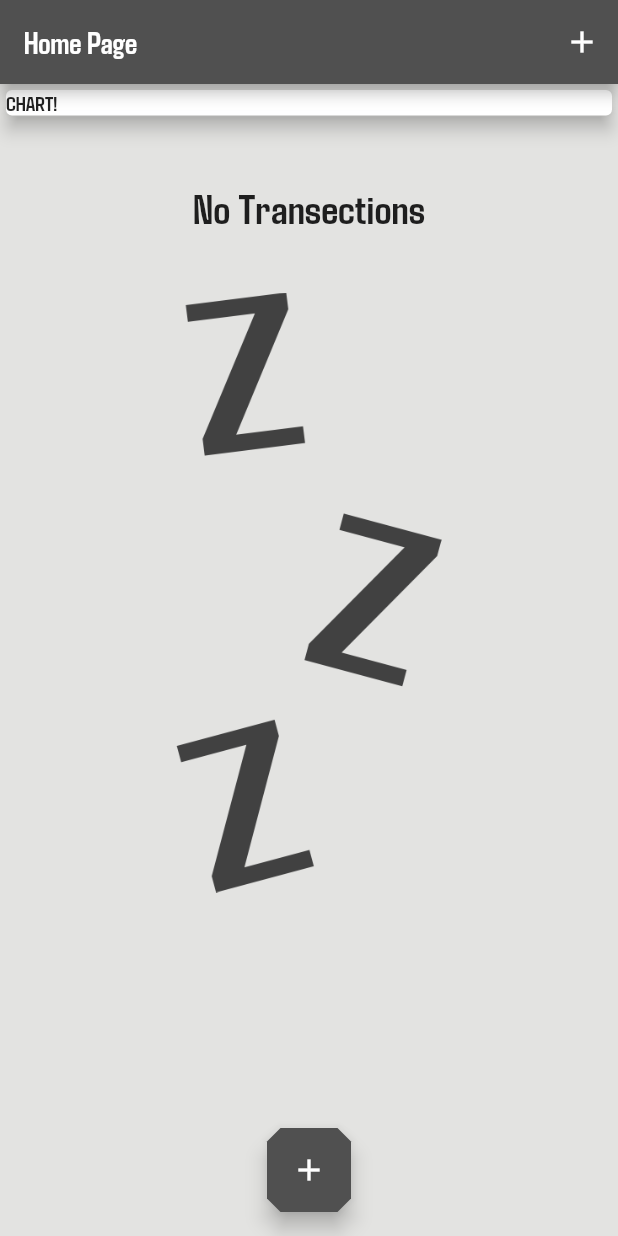
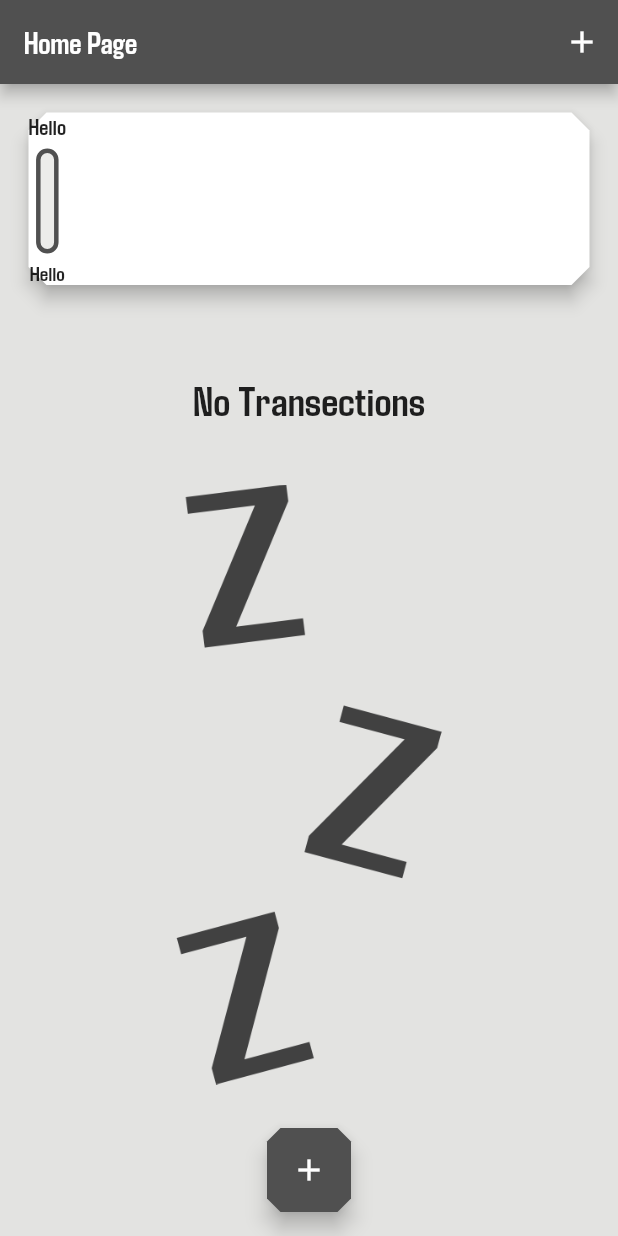
Before and after one commit to Muneeb1030/Expense-Manager-Flutter, a Flutter app: the screen it shows after launch, on a phone screen of 412 x 824 dp. Run offline on Flutter 3.47's test engine with Material 2 defaults, Android fonts, the phone set to English and light mode, and no system bars; our stand-ins replace flutter_spinkit.

Commit message:
Basic Chart Structure Added

```diff
--- a/lib/Acitivities/Home.dart
+++ b/lib/Acitivities/Home.dart
@@ -1,5 +1,7 @@
+import 'package:expensemanager/Widgets/Chart.dart';
 import 'package:flutter/material.dart';
 
+import '../Widgets/Chart.dart';
 import '../Models/Transection.dart';
 import '../Widgets/Newtransection.dart';
 import '../Widgets/transectionlist.dart';
@@ -26,6 +28,17 @@ class _HomeState extends State<Home> {
     //   date: DateTime.now(),
     // ),
   ];
+  List<Transaction> get _recentTranactions {
+    return userTransactions.where(
+      (element) {
+        return element.date.isAfter(
+          DateTime.now().subtract(
+            Duration(days: 7),
+          ),
+        );
+      },
+    ).toList();
+  }
 
   void _addNewTransaction(String txTitle, double txAmount) {
     final newTx = Transaction(
@@ -69,13 +82,7 @@ class _HomeState extends State<Home> {
         child: Column(
           crossAxisAlignment: CrossAxisAlignment.stretch,
           children: <Widget>[
-            Container(
-              width: double.infinity,
-              child: Card(
-                child: Text('CHART!'),
-                elevation: 5,
-              ),
-            ),
+            Chart(_recentTranactions),
             userTransactions.length == 0
                 ? Container(
                     padding: EdgeInsets.only(top: 40),
--- /dev/null
+++ b/lib/Widgets/Chart.dart
@@ -0,0 +1,27 @@
+import 'package:flutter/material.dart';
+
+import '../Widgets/ChartBar.dart';
+import '../Models/Transection.dart';
+
+class Chart extends StatelessWidget {
+  List<Transaction> recentTransactions;
+  Chart(this.recentTransactions);
+
+  @override
+  Widget build(BuildContext context) {
+    return Container(
+      width: double.infinity,
+      padding: EdgeInsets.all(15),
+      child: Card(
+        elevation: 5,
+        shape: BeveledRectangleBorder(
+            borderRadius: BorderRadius.all(Radius.circular(12))),
+        child: Row(
+          children: [
+            ChartBar(),
+          ],
+        ),
+      ),
+    );
+  }
+}
--- /dev/null
+++ b/lib/Widgets/ChartBar.dart
@@ -0,0 +1,41 @@
+import 'package:flutter/material.dart';
+
+class ChartBar extends StatelessWidget {
+  const ChartBar({super.key});
+
+  @override
+  Widget build(BuildContext context) {
+    return Column(
+      children: [
+        Container(
+          height: 20,
+          child: Text(
+            "Hello",
+            style: TextStyle(fontSize: 15),
+          ),
+        ),
+        SizedBox(
+          height: 4,
+        ),
+        Stack(
+          children: [
+            Container(
+              height: 70,
+              width: 15,
+              decoration: BoxDecoration(
+                border: Border.all(
+                    color: Theme.of(context).colorScheme.primary, width: 3),
+                borderRadius: BorderRadius.circular(10),
+                color: Color.fromARGB(255, 236, 236, 234),
+              ),
+            ),
+          ],
+        ),
+        SizedBox(
+          height: 4,
+        ),
+        Text("Hello")
+      ],
+    );
+  }
+}
--- a/lib/Widgets/transectionlist.dart
+++ b/lib/Widgets/transectionlist.dart
@@ -11,7 +11,7 @@ class TransactionList extends StatelessWidget {
   @override
   Widget build(BuildContext context) {
     return Container(
-      height: 300,
+      height: 450,
       child: ListView.builder(
         itemBuilder: (ctx, index) {
           return Card(
```
